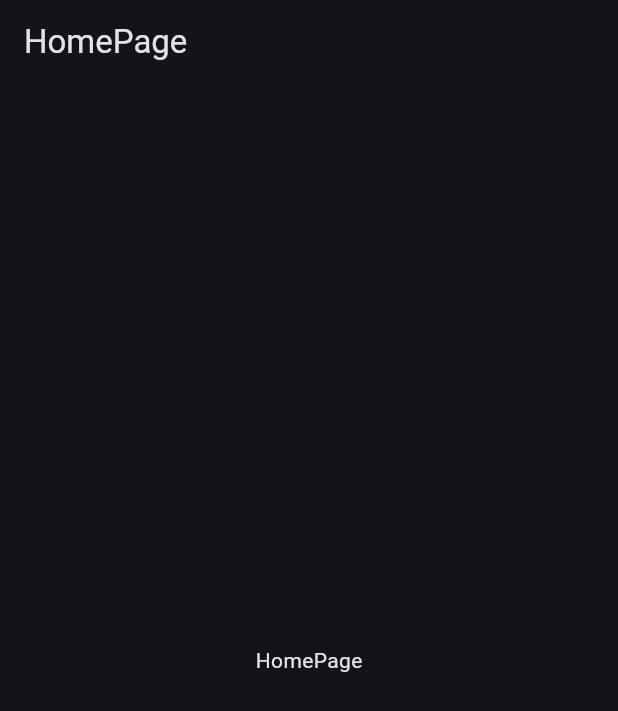
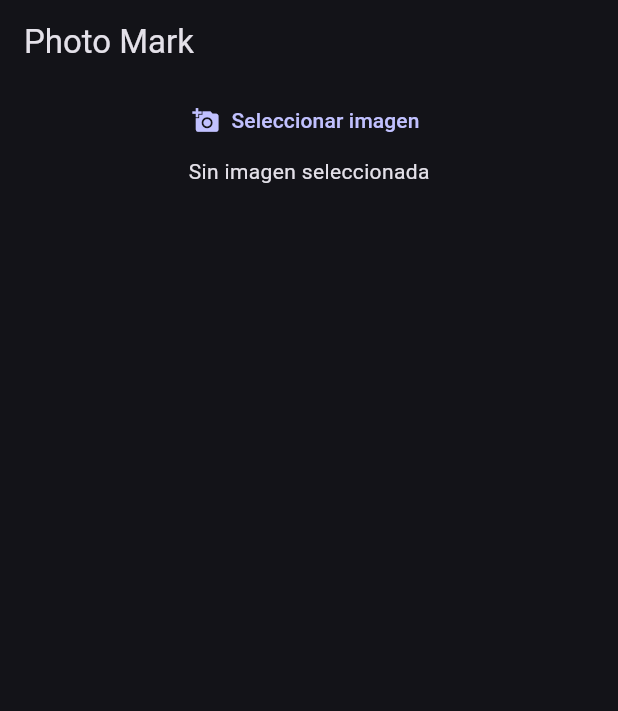
Before and after one commit to Brunox117/photo_mark, a Flutter app: the screen it shows after launch, on a phone screen of 412 x 824 dp. Shown: the top 711 px of the screen. Run offline on Flutter 3.47's test engine with Material 3 defaults, Android fonts, the phone set to English and light mode, and no system bars; our stand-ins replace image_picker.

Commit message:
obtenemos la foto

```diff
--- a/lib/pages/home_page.dart
+++ b/lib/pages/home_page.dart
@@ -1,4 +1,5 @@
 import 'package:flutter/material.dart';
+import 'package:photo_mark/widgets/photo_mark_widget.dart';
 
 class HomePage extends StatelessWidget {
   const HomePage({super.key});
@@ -6,8 +7,8 @@ class HomePage extends StatelessWidget {
   @override
   Widget build(BuildContext context) {
     return Scaffold(
-      appBar: AppBar(title: const Text('HomePage')),
-      body: const Center(child: Text('HomePage')),
+      appBar: AppBar(title: const Text('Photo Mark')),
+      body: const PhotoMarkWidget(),
     );
   }
 }
--- /dev/null
+++ b/lib/widgets/photo_mark_widget.dart
@@ -0,0 +1,61 @@
+import 'dart:io';
+
+import 'package:flutter/material.dart';
+import 'package:image_picker/image_picker.dart';
+
+class PhotoMarkWidget extends StatefulWidget {
+  const PhotoMarkWidget({super.key});
+
+  @override
+  State<PhotoMarkWidget> createState() => _PhotoMarkWidgetState();
+}
+
+class _PhotoMarkWidgetState extends State<PhotoMarkWidget> {
+  final ImagePicker? picker = ImagePicker();
+  XFile? image;
+
+  @override
+  void initState() {
+    super.initState();
+  }
+
+  @override
+  Widget build(BuildContext context) {
+    return Column(
+      crossAxisAlignment: CrossAxisAlignment.center,
+      children: [
+        Row(
+          mainAxisAlignment: MainAxisAlignment.center,
+          children: [
+            TextButton.icon(
+              onPressed: () {
+                picker?.pickImage(source: ImageSource.camera).then((value) {
+                  setState(() {
+                    image = value;
+                  });
+                });
+              },
+              icon: const Icon(Icons.add_a_photo),
+              label: const Text('Seleccionar imagen'),
+            ),
+          ],
+        ),
+        (image != null)
+            ? Column(
+                children: [
+                  Image.file(File(image!.path)),
+                  TextButton(
+                    onPressed: () {
+                      setState(() {
+                        image = null;
+                      });
+                    },
+                    child: const Text('Borrar imagen'),
+                  ),
+                ],
+              )
+            : Text('Sin imagen seleccionada'),
+      ],
+    );
+  }
+}
```
